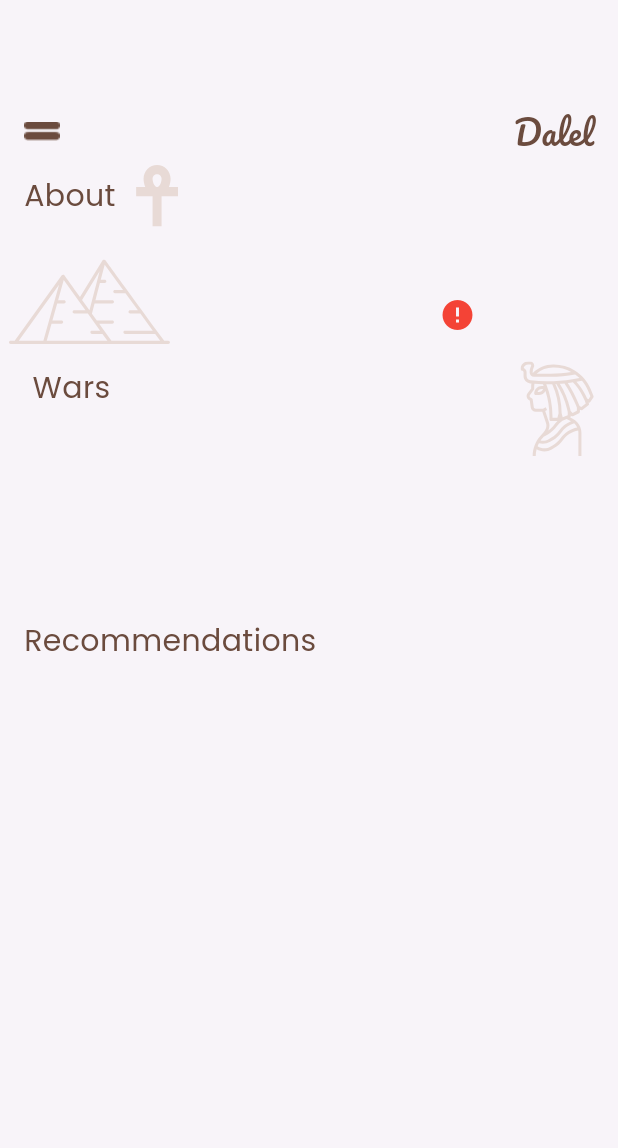
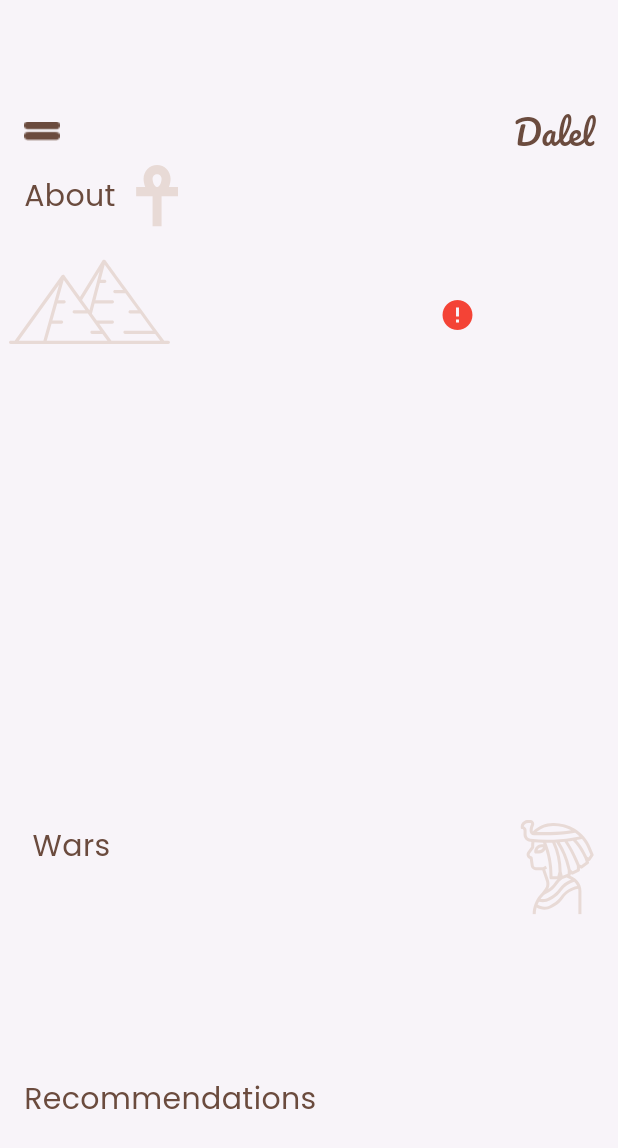
Before and after one commit to ramy23149/Dalel, a Flutter app: the HistoricalPeriodDetailsView screen opened directly with empty values, on a phone screen of 412 x 824 dp. Shown: the top 1148 px of the screen. Run offline on Flutter 3.47's test engine with Material 3 defaults, Android fonts, the phone set to English and light mode, and no system bars; drawn by our look-alikes of cached_network_image, readmore; our stand-ins replace cloud_firestore, dartz, email_validator, firebase_auth, firebase_core, flutter_bloc and 8 more; accounts and stored records are empty; network calls fail.

Commit message:
make the CustomReadMoreTextWidget scrollable to inhance the UI/UX.

```diff
--- a/lib/features/home/presentation/views/historical_character_details_view.dart
+++ b/lib/features/home/presentation/views/historical_character_details_view.dart
@@ -6,7 +6,7 @@ import 'package:dalel_app/features/home/data/models/historical_character_model/h
 import 'package:dalel_app/features/home/data/repos/home_repo_impl.dart';
 import 'package:dalel_app/features/home/presentation/cubits/historical_characters_cubit/historical_characters_cubit.dart';
 import 'package:dalel_app/features/home/presentation/cubits/wars_cubit/wars_cubit.dart';
-import 'package:dalel_app/features/home/presentation/widgets/custom_character_details_section.dart';
+import 'package:dalel_app/features/home/presentation/widgets/historical_character_details_section.dart';
 import 'package:dalel_app/features/home/presentation/widgets/custom_home_view_appBar.dart';
 import 'package:dalel_app/features/home/presentation/widgets/historical_characters_section.dart';
 import 'package:dalel_app/features/home/presentation/widgets/wars_details_sectoin.dart';
@@ -50,7 +50,7 @@ class HistoricalCharacterDetailsView extends StatelessWidget {
                     SizedBox(
                       height: 24,
                     ),
-                    CustomCharacterDetailsSection(
+                    HistoricalCharacterDetailsSection(
                       historicalCharacterModel: historicalCharacterModel,
                     ),
                     WarsDetailsSection(
--- a/lib/features/home/presentation/widgets/custom_read_more_text_widget.dart
+++ b/lib/features/home/presentation/widgets/custom_read_more_text_widget.dart
@@ -14,13 +14,21 @@ class CustomReadMoreTextWidget extends StatelessWidget {
 
   @override
   Widget build(BuildContext context) {
-    return ReadMoreText(text,
+    return SizedBox(
+      height: MediaQuery.of(context).size.height * 0.4,
+      child: ListView(
+        padding: const EdgeInsets.all(0),
+        children: [
+          ReadMoreText(text,
               style: AppTextStyles.poppins500style14,
               trimMode: TrimMode.Line,
               trimLines: 10,
               colorClickableText: AppColors.offGrey,
               trimCollapsedText: AppStrings.read_more,
               trimExpandedText: AppStrings.show_less,
-        moreStyle: AppTextStyles.poppins500style14);
+              moreStyle: AppTextStyles.poppins500style14),
+        ],
+      ),
+    );
   }
 }
--- a/lib/features/home/presentation/widgets/custom_character_details_section.dart
+++ b/lib/features/home/presentation/widgets/historical_character_details_section.dart
@@ -6,8 +6,8 @@ import 'package:dalel_app/features/home/data/models/historical_character_model/h
 import 'package:dalel_app/features/home/presentation/widgets/custom_read_more_text_widget.dart';
 import 'package:flutter/material.dart';
 
-class CustomCharacterDetailsSection extends StatelessWidget {
-  const CustomCharacterDetailsSection({
+class HistoricalCharacterDetailsSection extends StatelessWidget {
+  const HistoricalCharacterDetailsSection({
     super.key, required this.historicalCharacterModel,
   });
   final HistoricalCharacterModel historicalCharacterModel;
@@ -21,7 +21,7 @@ class CustomCharacterDetailsSection extends StatelessWidget {
           height: 43,
         ),
         SizedBox(
-          height: 280,
+          height: MediaQuery.of(context).size.height * 0.4,
           child: Row(
             crossAxisAlignment: CrossAxisAlignment.start,
             children: [
```
Lines whose indentation alone changed are shown as unchanged.
